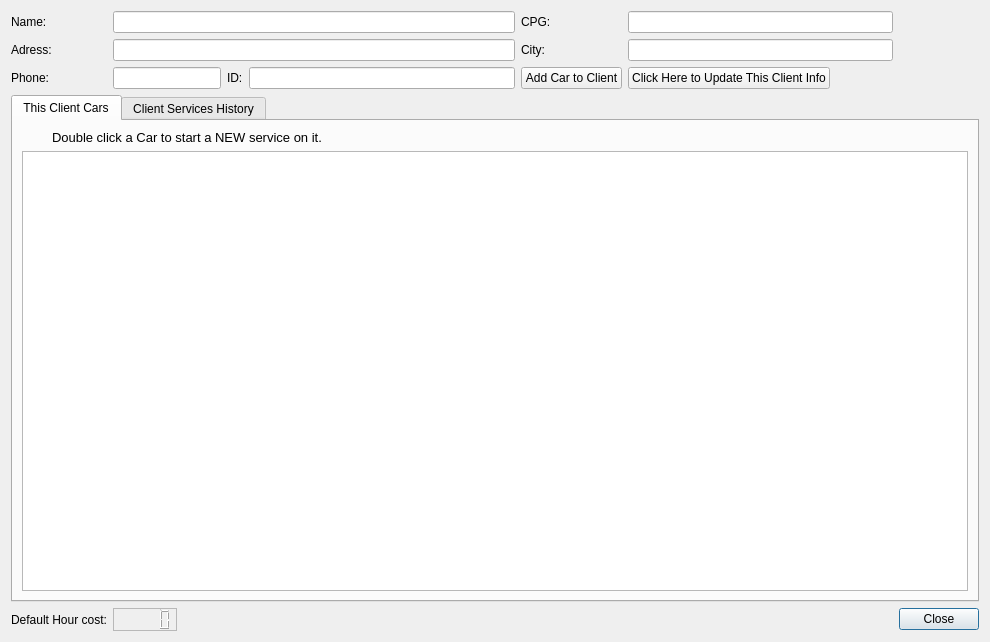
The window that Client_Services_History.ui (bedi1982/Oficina) describes before a commit, drawn with Qt 5.
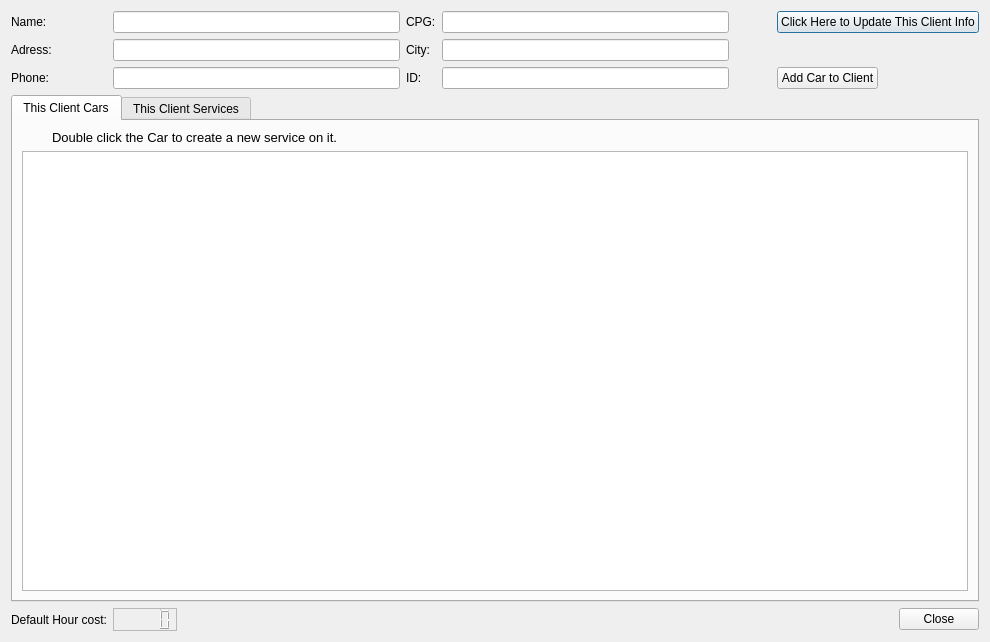
The same window after the commit. The open tabs and pages were chosen to show the change. Icons and pictures are not drawn.

Patch:
```diff
--- a/Client_Services_History.ui
+++ b/Client_Services_History.ui
@@ -18,6 +18,73 @@
     <normaloff>:/emoticons/service.png</normaloff>:/emoticons/service.png</iconset>
   </property>
   <layout class="QGridLayout" name="gridLayout">
+   <item row="0" column="12">
+    <widget class="QPushButton" name="btn_Update_Client">
+     <property name="sizePolicy">
+      <sizepolicy hsizetype="Fixed" vsizetype="Fixed">
+       <horstretch>0</horstretch>
+       <verstretch>0</verstretch>
+      </sizepolicy>
+     </property>
+     <property name="maximumSize">
+      <size>
+       <width>16777215</width>
+       <height>32</height>
+      </size>
+     </property>
+     <property name="layoutDirection">
+      <enum>Qt::LeftToRight</enum>
+     </property>
+     <property name="text">
+      <string>Click Here to Update This Client Info</string>
+     </property>
+     <property name="icon">
+      <iconset resource="images/images.qrc">
+       <normaloff>:/emoticons/client_info.png</normaloff>:/emoticons/client_info.png</iconset>
+     </property>
+     <property name="iconSize">
+      <size>
+       <width>24</width>
+       <height>24</height>
+      </size>
+     </property>
+    </widget>
+   </item>
+   <item row="1" column="3">
+    <widget class="QLabel" name="lbl_Client_City">
+     <property name="sizePolicy">
+      <sizepolicy hsizetype="Preferred" vsizetype="Preferred">
+       <horstretch>0</horstretch>
+       <verstretch>0</verstretch>
+      </sizepolicy>
+     </property>
+     <property name="maximumSize">
+      <size>
+       <width>60</width>
+       <height>48</height>
+      </size>
+     </property>
+     <property name="text">
+      <string>City:</string>
+     </property>
+    </widget>
+   </item>
+   <item row="0" column="2">
+    <widget class="QLineEdit" name="line_Name">
+     <property name="enabled">
+      <bool>true</bool>
+     </property>
+     <property name="acceptDrops">
+      <bool>false</bool>
+     </property>
+     <property name="maxLength">
+      <number>40</number>
+     </property>
+     <property name="readOnly">
+      <bool>true</bool>
+     </property>
+    </widget>
+   </item>
    <item row="3" column="1">
     <widget class="QLabel" name="lbl_Client_Phone">
      <property name="maximumSize">
@@ -44,19 +111,6 @@
      </property>
     </widget>
    </item>
-   <item row="1" column="2" colspan="5">
-    <widget class="QLineEdit" name="line_Address">
-     <property name="enabled">
-      <bool>true</bool>
-     </property>
-     <property name="maxLength">
-      <number>50</number>
-     </property>
-     <property name="readOnly">
-      <bool>true</bool>
-     </property>
-    </widget>
-   </item>
    <item row="0" column="1">
     <widget class="QLabel" name="lbl_Client_Name">
      <property name="sizePolicy">
@@ -76,30 +130,7 @@
      </property>
     </widget>
    </item>
-   <item row="1" column="8">
-    <widget class="QLineEdit" name="lineEdit_City">
-     <property name="enabled">
-      <bool>true</bool>
-     </property>
-     <property name="readOnly">
-      <bool>true</bool>
-     </property>
-    </widget>
-   </item>
-   <item row="6" column="9">
-    <widget class="QPushButton" name="pushButton">
-     <property name="sizePolicy">
-      <sizepolicy hsizetype="Fixed" vsizetype="Fixed">
-       <horstretch>0</horstretch>
-       <verstretch>0</verstretch>
-      </sizepolicy>
-     </property>
-     <property name="text">
-      <string>Close</string>
-     </property>
-    </widget>
-   </item>
-   <item row="5" column="1" colspan="9">
+   <item row="7" column="1" colspan="12">
     <widget class="QTabWidget" name="tabWidget">
      <property name="currentIndex">
       <number>1</number>
@@ -161,7 +192,7 @@
           </font>
          </property>
          <property name="text">
-          <string>Double click a Car to start a NEW service on it.</string>
+          <string>Double click the Car to create a new service on it.</string>
          </property>
          <property name="alignment">
           <set>Qt::AlignBottom|Qt::AlignLeading|Qt::AlignLeft</set>
@@ -172,7 +203,7 @@
      </widget>
      <widget class="QWidget" name="tab_Services">
       <attribute name="title">
-       <string>Client Services History</string>
+       <string>This Client Services</string>
       </attribute>
       <layout class="QGridLayout" name="gridLayout_2">
        <item row="0" column="0">
@@ -228,7 +259,59 @@
      </widget>
     </widget>
    </item>
-   <item row="0" column="8">
+   <item row="8" column="1">
+    <widget class="QLabel" name="label">
+     <property name="text">
+      <string>Default Hour cost:</string>
+     </property>
+    </widget>
+   </item>
+   <item row="0" column="3">
+    <widget class="QLabel" name="lbl_Client_CPf">
+     <property name="sizePolicy">
+      <sizepolicy hsizetype="Preferred" vsizetype="Preferred">
+       <horstretch>0</horstretch>
+       <verstretch>0</verstretch>
+      </sizepolicy>
+     </property>
+     <property name="maximumSize">
+      <size>
+       <width>60</width>
+       <height>48</height>
+      </size>
+     </property>
+     <property name="text">
+      <string>CPG:</string>
+     </property>
+    </widget>
+   </item>
+   <item row="3" column="2">
+    <widget class="QLineEdit" name="line_Phone">
+     <property name="enabled">
+      <bool>true</bool>
+     </property>
+     <property name="maxLength">
+      <number>34</number>
+     </property>
+     <property name="readOnly">
+      <bool>true</bool>
+     </property>
+    </widget>
+   </item>
+   <item row="1" column="2">
+    <widget class="QLineEdit" name="line_Address">
+     <property name="enabled">
+      <bool>true</bool>
+     </property>
+     <property name="maxLength">
+      <number>50</number>
+     </property>
+     <property name="readOnly">
+      <bool>true</bool>
+     </property>
+    </widget>
+   </item>
+   <item row="0" column="4">
     <widget class="QLineEdit" name="lineEdit_CPG">
      <property name="enabled">
       <bool>true</bool>
@@ -238,26 +321,17 @@
      </property>
     </widget>
    </item>
-   <item row="1" column="7">
-    <widget class="QLabel" name="lbl_Client_City">
-     <property name="sizePolicy">
-      <sizepolicy hsizetype="Preferred" vsizetype="Preferred">
-       <horstretch>0</horstretch>
-       <verstretch>0</verstretch>
-      </sizepolicy>
+   <item row="1" column="4">
+    <widget class="QLineEdit" name="lineEdit_City">
+     <property name="enabled">
+      <bool>true</bool>
      </property>
-     <property name="maximumSize">
-      <size>
-       <width>60</width>
-       <height>48</height>
-      </size>
-     </property>
-     <property name="text">
-      <string>City:</string>
+     <property name="readOnly">
+      <bool>true</bool>
      </property>
     </widget>
    </item>
-   <item row="3" column="5">
+   <item row="3" column="3">
     <widget class="QLabel" name="lbl_Client_ID">
      <property name="sizePolicy">
       <sizepolicy hsizetype="Preferred" vsizetype="Preferred">
@@ -276,7 +350,7 @@
      </property>
     </widget>
    </item>
-   <item row="3" column="6">
+   <item row="3" column="4">
     <widget class="QLineEdit" name="lineEdit_ID">
      <property name="enabled">
       <bool>true</bool>
@@ -286,87 +360,7 @@
      </property>
     </widget>
    </item>
-   <item row="3" column="2" colspan="3">
-    <widget class="QLineEdit" name="line_Phone">
-     <property name="enabled">
-      <bool>true</bool>
-     </property>
-     <property name="maxLength">
-      <number>34</number>
-     </property>
-     <property name="readOnly">
-      <bool>true</bool>
-     </property>
-    </widget>
-   </item>
-   <item row="3" column="8">
-    <widget class="QPushButton" name="btn_Update_Client">
-     <property name="sizePolicy">
-      <sizepolicy hsizetype="Fixed" vsizetype="Fixed">
-       <horstretch>0</horstretch>
-       <verstretch>0</verstretch>
-      </sizepolicy>
-     </property>
-     <property name="maximumSize">
-      <size>
-       <width>16777215</width>
-       <height>32</height>
-      </size>
-     </property>
-     <property name="layoutDirection">
-      <enum>Qt::LeftToRight</enum>
-     </property>
-     <property name="text">
-      <string>Click Here to Update This Client Info</string>
-     </property>
-     <property name="icon">
-      <iconset resource="images/images.qrc">
-       <normaloff>:/emoticons/client_info.png</normaloff>:/emoticons/client_info.png</iconset>
-     </property>
-     <property name="iconSize">
-      <size>
-       <width>24</width>
-       <height>24</height>
-      </size>
-     </property>
-    </widget>
-   </item>
-   <item row="0" column="2" colspan="5">
-    <widget class="QLineEdit" name="line_Name">
-     <property name="enabled">
-      <bool>true</bool>
-     </property>
-     <property name="acceptDrops">
-      <bool>false</bool>
-     </property>
-     <property name="maxLength">
-      <number>40</number>
-     </property>
-     <property name="readOnly">
-      <bool>true</bool>
-     </property>
-    </widget>
-   </item>
-   <item row="0" column="7">
-    <widget class="QLabel" name="lbl_Client_CPf">
-     <property name="sizePolicy">
-      <sizepolicy hsizetype="Preferred" vsizetype="Preferred">
-       <horstretch>0</horstretch>
-       <verstretch>0</verstretch>
-      </sizepolicy>
-     </property>
-     <property name="maximumSize">
-      <size>
-       <width>60</width>
-       <height>48</height>
-      </size>
-     </property>
-     <property name="text">
-      <string>CPG:</string>
-     </property>
-    </widget>
-   </item>
-   <item row="3" column="7">
+   <item row="3" column="12">
     <widget class="QPushButton" name="btn_Add_Car_To_Client">
      <property name="sizePolicy">
       <sizepolicy hsizetype="Fixed" vsizetype="Fixed">
@@ -395,14 +389,20 @@
      </property>
     </widget>
    </item>
-   <item row="6" column="1">
-    <widget class="QLabel" name="label">
+   <item row="8" column="12" alignment="Qt::AlignRight">
+    <widget class="QPushButton" name="pushButton">
+     <property name="sizePolicy">
+      <sizepolicy hsizetype="Fixed" vsizetype="Fixed">
+       <horstretch>0</horstretch>
+       <verstretch>0</verstretch>
+      </sizepolicy>
+     </property>
      <property name="text">
-      <string>Default Hour cost:</string>
+      <string>Close</string>
      </property>
     </widget>
    </item>
-   <item row="6" column="2">
+   <item row="8" column="2">
     <widget class="QLCDNumber" name="lcd_Hour_Cost">
      <property name="sizePolicy">
       <sizepolicy hsizetype="Fixed" vsizetype="Minimum">
```
